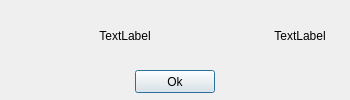
This is Application/Logic_Gate_Simulator/Dialogs/dlg_booleanexpressions.ui in ElliotHarding/Logic-Gate-Simulator as Qt 5 draws it before an edit. The edited form follows.
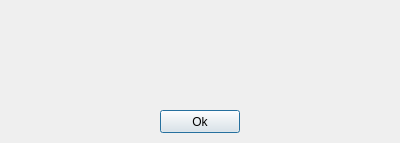
This is the edited form.

Commit message: wip - broken - potential commit

Patch:
```diff
--- a/Application/Logic_Gate_Simulator/Dialogs/dlg_booleanexpressions.ui
+++ b/Application/Logic_Gate_Simulator/Dialogs/dlg_booleanexpressions.ui
@@ -6,34 +6,18 @@
    <rect>
     <x>0</x>
     <y>0</y>
-    <width>350</width>
-    <height>100</height>
+    <width>400</width>
+    <height>143</height>
    </rect>
   </property>
   <property name="windowTitle">
    <string>Boolean Expressions</string>
   </property>
-  <widget class="QLabel" name="lbl_expressions">
-   <property name="geometry">
-    <rect>
-     <x>0</x>
-     <y>5</y>
-     <width>250</width>
-     <height>61</height>
-    </rect>
-   </property>
-   <property name="text">
-    <string>TextLabel</string>
-   </property>
-   <property name="alignment">
-    <set>Qt::AlignCenter</set>
-   </property>
-  </widget>
   <widget class="QPushButton" name="btn_ok">
    <property name="geometry">
     <rect>
-     <x>135</x>
-     <y>70</y>
+     <x>160</x>
+     <y>110</y>
      <width>80</width>
      <height>23</height>
     </rect>
@@ -42,22 +26,6 @@
     <string>Ok</string>
    </property>
   </widget>
-  <widget class="QLabel" name="lbl_results">
-   <property name="geometry">
-    <rect>
-     <x>250</x>
-     <y>5</y>
-     <width>100</width>
-     <height>61</height>
-    </rect>
-   </property>
-   <property name="text">
-    <string>TextLabel</string>
-   </property>
-   <property name="alignment">
-    <set>Qt::AlignCenter</set>
-   </property>
-  </widget>
  </widget>
  <resources/>
  <connections/>
```
The commit also changes 2 other files.
